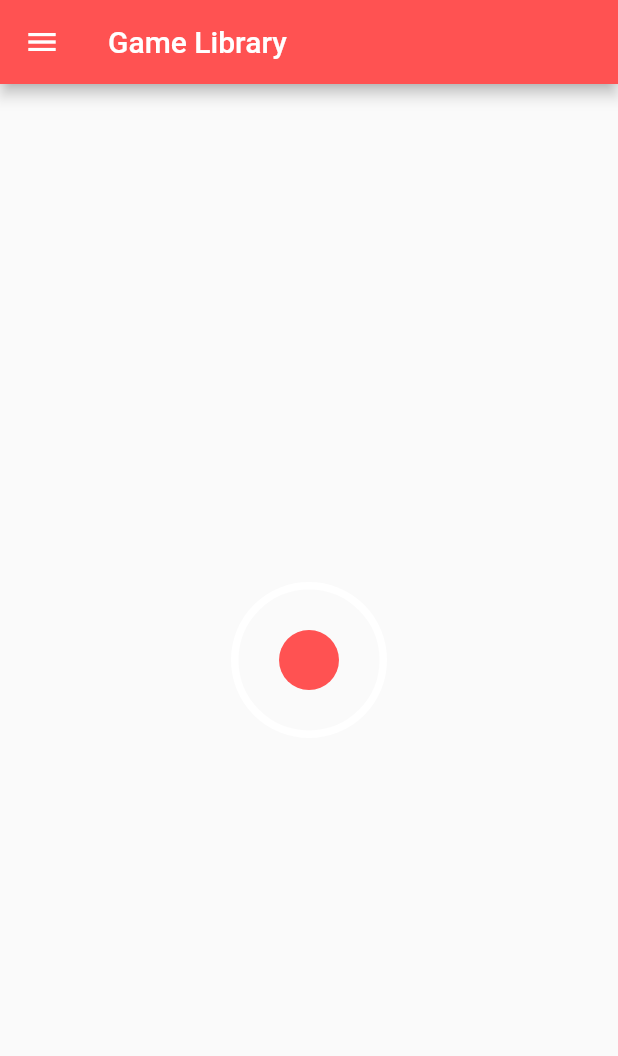
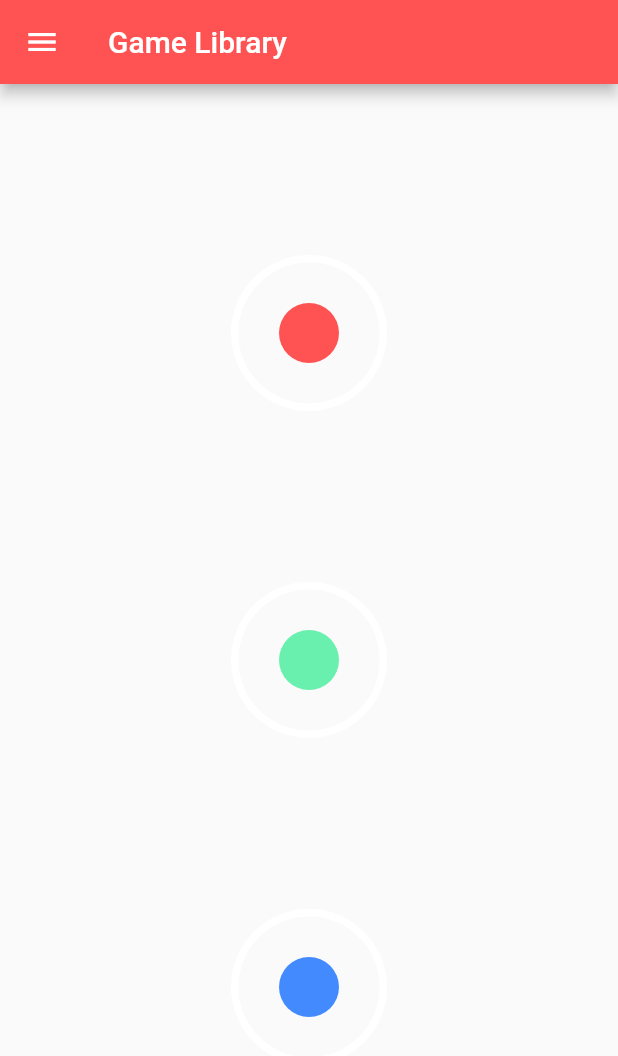
Before and after one commit to blong005/GameLibrary, a Flutter app: the screen it shows after launch, on a phone screen of 412 x 824 dp. Shown: the top 1056 px of the screen. Run offline on Flutter 3.47's test engine with Material 2 defaults, Android fonts, the phone set to English and light mode, and no system bars.

Commit message:
Staging Three Custom RGB Circles for Future onPress Activities

```diff
--- a/lib/pages/home_page.dart
+++ b/lib/pages/home_page.dart
@@ -104,7 +104,10 @@
           ]
           ,)
       ),
-      body: new Center(
+      body: Column(
+        mainAxisAlignment: MainAxisAlignment.spaceEvenly,
+        children: <Widget>[
+          new Center(
             child: DecoratedBox(
               decoration: BoxDecoration(
                 shape: BoxShape.circle,
@@ -124,6 +127,50 @@
               ),
             ),
           ),
+    ),
+    new Center(
+            child: DecoratedBox(
+              decoration: BoxDecoration(
+                shape: BoxShape.circle,
+                border: Border.all(width: 5.0, color: Colors.white)
+              ),
+              child: Padding(
+                padding: EdgeInsets.all(32.0),
+                child: Container(
+                  width: 40.0,
+                  height: 40.0,
+                  child: Container(
+                  decoration: new BoxDecoration(
+                    color: Colors.greenAccent,
+                    shape: BoxShape.circle,
+                  ),
+                ),
+              ),
+            ),
+          ),
+    ),
+    new Center(
+            child: DecoratedBox(
+              decoration: BoxDecoration(
+                shape: BoxShape.circle,
+                border: Border.all(width: 5.0, color: Colors.white)
+              ),
+              child: Padding(
+                padding: EdgeInsets.all(32.0),
+                child: Container(
+                  width: 40.0,
+                  height: 40.0,
+                  child: Container(
+                  decoration: new BoxDecoration(
+                    color: Colors.blueAccent,
+                    shape: BoxShape.circle,
+                  ),
+                ),
+              ),
+            ),
+          ),
+    ),
+        ],
       ));
   }
 }
```
Lines whose indentation alone changed are shown as unchanged.
